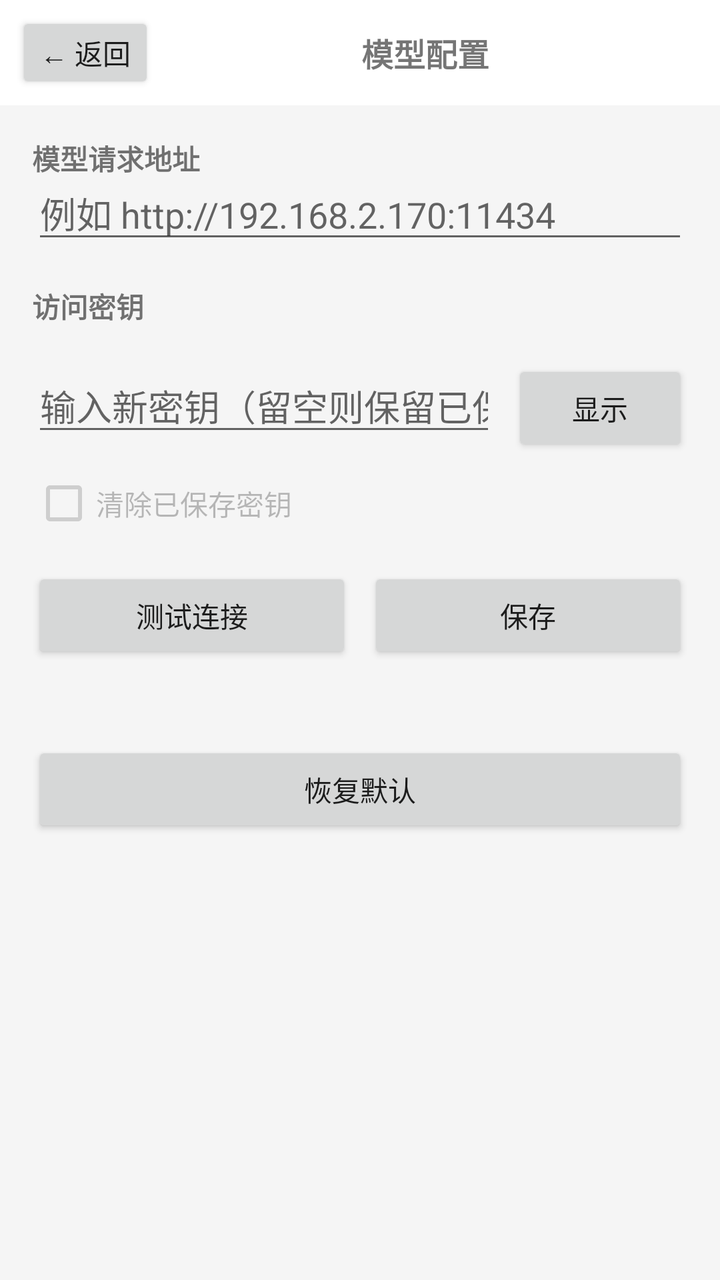
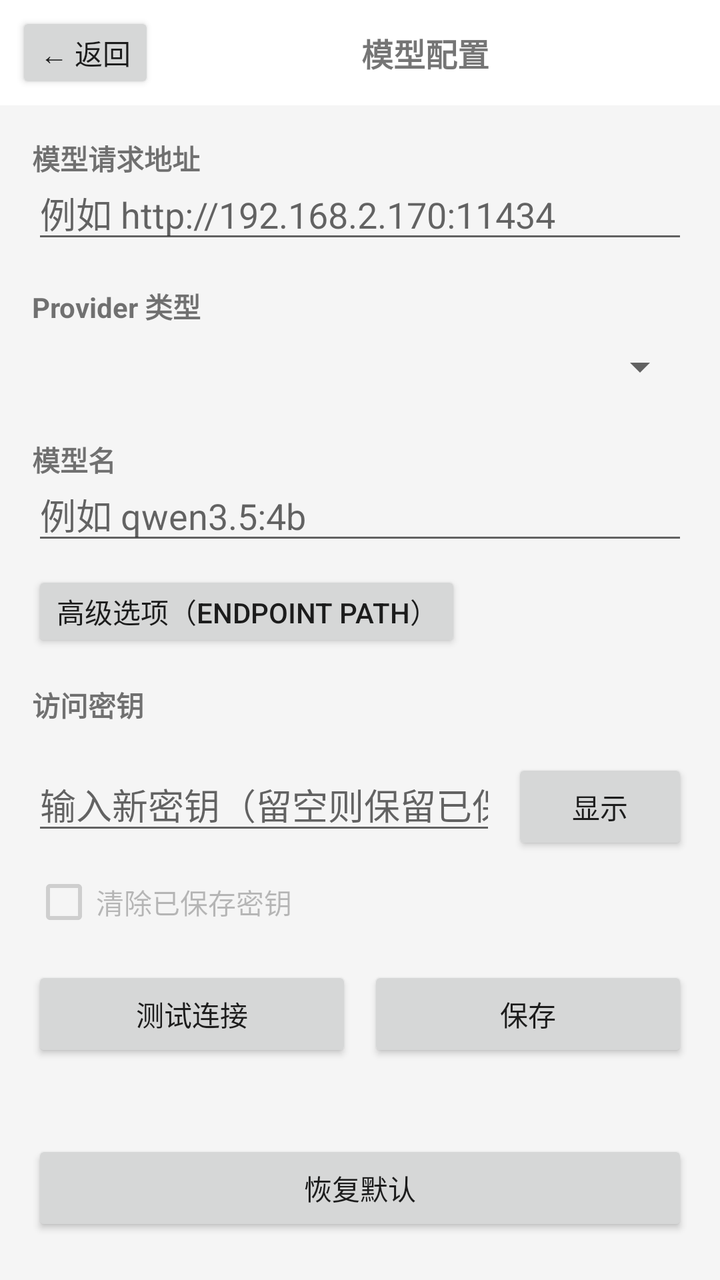

An Android layout rendered at two revisions. The XML below is the earlier revision; the diff shows what the commit changed to produce the second picture.
<!-- AndroidManifest.xml: application theme Theme.IVAI -->
<!-- res/layout/activity_model_config.xml -->
<?xml version="1.0" encoding="utf-8"?>
<LinearLayout xmlns:android="http://schemas.android.com/apk/res/android"
    android:layout_width="match_parent"
    android:layout_height="match_parent"
    android:orientation="vertical"
    android:fitsSystemWindows="true"
    android:background="@color/chat_bg">

    <LinearLayout
        android:layout_width="match_parent"
        android:layout_height="wrap_content"
        android:orientation="horizontal"
        android:gravity="center_vertical"
        android:background="@color/bubble_agent"
        android:paddingStart="8dp"
        android:paddingEnd="12dp"
        android:paddingTop="6dp"
        android:paddingBottom="6dp">

        <Button
            android:id="@+id/backButton"
            android:layout_width="wrap_content"
            android:layout_height="wrap_content"
            android:text="← 返回"
            android:minWidth="0dp"
            android:minHeight="0dp"
            android:paddingStart="12dp"
            android:paddingEnd="12dp" />

        <TextView
            android:layout_width="0dp"
            android:layout_height="wrap_content"
            android:layout_weight="1"
            android:text="模型配置"
            android:textSize="16sp"
            android:textStyle="bold"
            android:gravity="center" />
    </LinearLayout>

    <ScrollView
        android:layout_width="match_parent"
        android:layout_height="match_parent"
        android:fillViewport="true">

        <LinearLayout
            android:layout_width="match_parent"
            android:layout_height="wrap_content"
            android:orientation="vertical"
            android:padding="16dp">

            <TextView
                android:layout_width="wrap_content"
                android:layout_height="wrap_content"
                android:text="模型请求地址"
                android:textSize="14sp"
                android:textStyle="bold" />

            <EditText
                android:id="@+id/baseUrlInput"
                android:layout_width="match_parent"
                android:layout_height="wrap_content"
                android:hint="例如 http://192.168.2.170:11434"
                android:inputType="textUri"
                android:maxLines="2"
                android:importantForAutofill="no"
                android:paddingTop="4dp" />

            <TextView
                android:layout_width="wrap_content"
                android:layout_height="wrap_content"
                android:layout_marginTop="16dp"
                android:text="访问密钥"
                android:textSize="14sp"
                android:textStyle="bold" />

            <TextView
                android:id="@+id/keyStatusText"
                android:layout_width="wrap_content"
                android:layout_height="wrap_content"
                android:textSize="12sp"
                android:textColor="@color/text_secondary" />

            <LinearLayout
                android:layout_width="match_parent"
                android:layout_height="wrap_content"
                android:orientation="horizontal">

                <EditText
                    android:id="@+id/apiKeyInput"
                    android:layout_width="0dp"
                    android:layout_height="wrap_content"
                    android:layout_weight="1"
                    android:hint="输入新密钥（留空则保留已保存密钥）"
                    android:inputType="textPassword"
                    android:importantForAutofill="no"
                    android:maxLines="1" />

                <Button
                    android:id="@+id/toggleKeyButton"
                    android:layout_width="wrap_content"
                    android:layout_height="wrap_content"
                    android:layout_marginStart="8dp"
                    android:text="显示" />
            </LinearLayout>

            <CheckBox
                android:id="@+id/clearKeyCheck"
                android:layout_width="wrap_content"
                android:layout_height="wrap_content"
                android:layout_marginTop="8dp"
                android:text="清除已保存密钥"
                android:enabled="false" />

            <TextView
                android:id="@+id/errorText"
                android:layout_width="match_parent"
                android:layout_height="wrap_content"
                android:layout_marginTop="8dp"
                android:textSize="13sp"
                android:textColor="#D32F2F"
                android:visibility="gone" />

            <LinearLayout
                android:layout_width="match_parent"
                android:layout_height="wrap_content"
                android:layout_marginTop="16dp"
                android:orientation="horizontal">

                <Button
                    android:id="@+id/testButton"
                    android:layout_width="0dp"
                    android:layout_height="wrap_content"
                    android:layout_weight="1"
                    android:text="测试连接" />

                <Button
                    android:id="@+id/saveButton"
                    android:layout_width="0dp"
                    android:layout_height="wrap_content"
                    android:layout_weight="1"
                    android:layout_marginStart="8dp"
                    android:text="保存" />
            </LinearLayout>

            <TextView
                android:id="@+id/statusText"
                android:layout_width="match_parent"
                android:layout_height="wrap_content"
                android:layout_marginTop="12dp"
                android:textSize="14sp"
                android:textStyle="bold"
                android:textColor="@color/text_secondary" />

            <Button
                android:id="@+id/resetButton"
                android:layout_width="match_parent"
                android:layout_height="wrap_content"
                android:layout_marginTop="8dp"
                android:text="恢复默认" />

        </LinearLayout>
    </ScrollView>
</LinearLayout>
<!-- resources referenced by this layout -->
<resources>
  <color name="bubble_agent">#FFFFFF</color>
  <color name="chat_bg">#F5F5F5</color>
  <color name="text_secondary">#616161</color>
  <style name="Theme.IVAI" parent="android:Theme.Material.Light.DarkActionBar" />
</resources>

<!-- the commit's change to res/layout/activity_model_config.xml (unified diff, before → after) -->
@@ -69,6 +69,75 @@
                 android:layout_width="wrap_content"
                 android:layout_height="wrap_content"
                 android:layout_marginTop="16dp"
+                android:text="Provider 类型"
+                android:textSize="14sp"
+                android:textStyle="bold" />
+
+            <Spinner
+                android:id="@+id/providerSpinner"
+                android:layout_width="match_parent"
+                android:layout_height="wrap_content"
+                android:minHeight="40dp" />
+
+            <TextView
+                android:layout_width="wrap_content"
+                android:layout_height="wrap_content"
+                android:layout_marginTop="16dp"
+                android:text="模型名"
+                android:textSize="14sp"
+                android:textStyle="bold" />
+
+            <EditText
+                android:id="@+id/modelNameInput"
+                android:layout_width="match_parent"
+                android:layout_height="wrap_content"
+                android:hint="例如 qwen3.5:4b"
+                android:inputType="text"
+                android:importantForAutofill="no"
+                android:maxLines="1"
+                android:paddingTop="4dp" />
+
+            <Button
+                android:id="@+id/advancedToggleButton"
+                android:layout_width="wrap_content"
+                android:layout_height="wrap_content"
+                android:layout_marginTop="8dp"
+                android:minHeight="0dp"
+                android:minWidth="0dp"
+                android:paddingStart="12dp"
+                android:paddingEnd="12dp"
+                android:text="高级选项（Endpoint Path）" />
+
+            <LinearLayout
+                android:id="@+id/endpointRow"
+                android:layout_width="match_parent"
+                android:layout_height="wrap_content"
+                android:layout_marginTop="8dp"
+                android:orientation="vertical"
+                android:visibility="gone">
+
+                <TextView
+                    android:layout_width="wrap_content"
+                    android:layout_height="wrap_content"
+                    android:text="Endpoint Path（可选，默认 /v1/chat/completions）"
+                    android:textSize="14sp"
+                    android:textStyle="bold" />
+
+                <EditText
+                    android:id="@+id/endpointPathInput"
+                    android:layout_width="match_parent"
+                    android:layout_height="wrap_content"
+                    android:hint="例如 /v1/chat/completions"
+                    android:inputType="text"
+                    android:importantForAutofill="no"
+                    android:maxLines="1"
+                    android:paddingTop="4dp" />
+            </LinearLayout>
+
+            <TextView
+                android:layout_width="wrap_content"
+                android:layout_height="wrap_content"
+                android:layout_marginTop="16dp"
                 android:text="访问密钥"
                 android:textSize="14sp"
                 android:textStyle="bold" />
